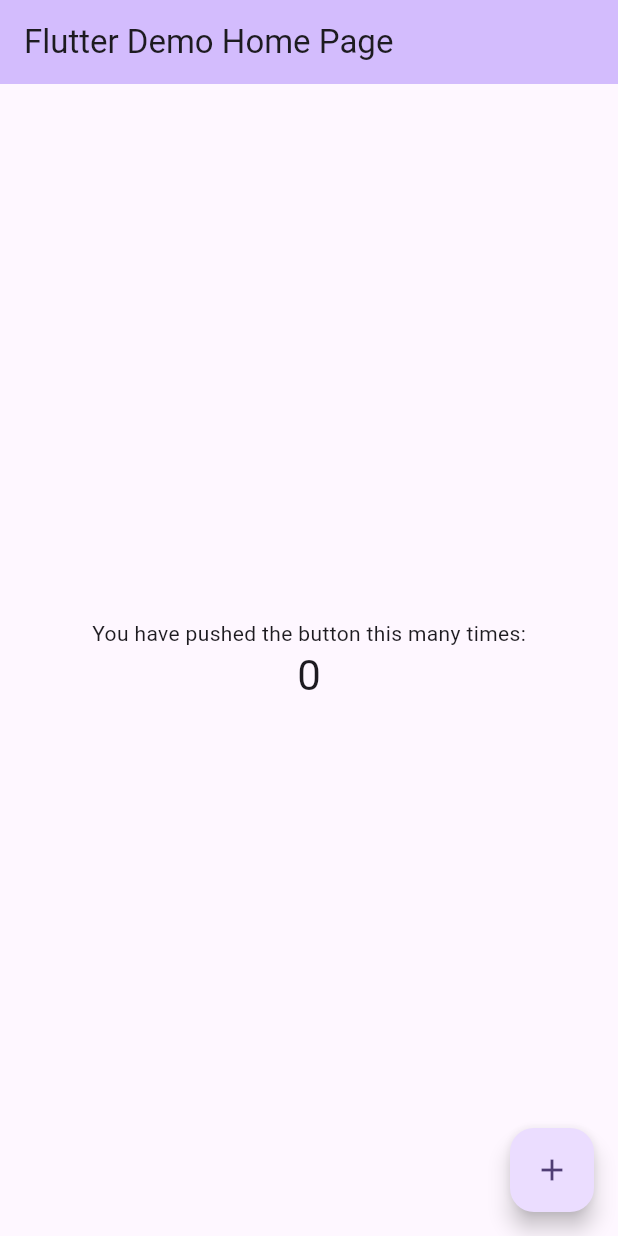
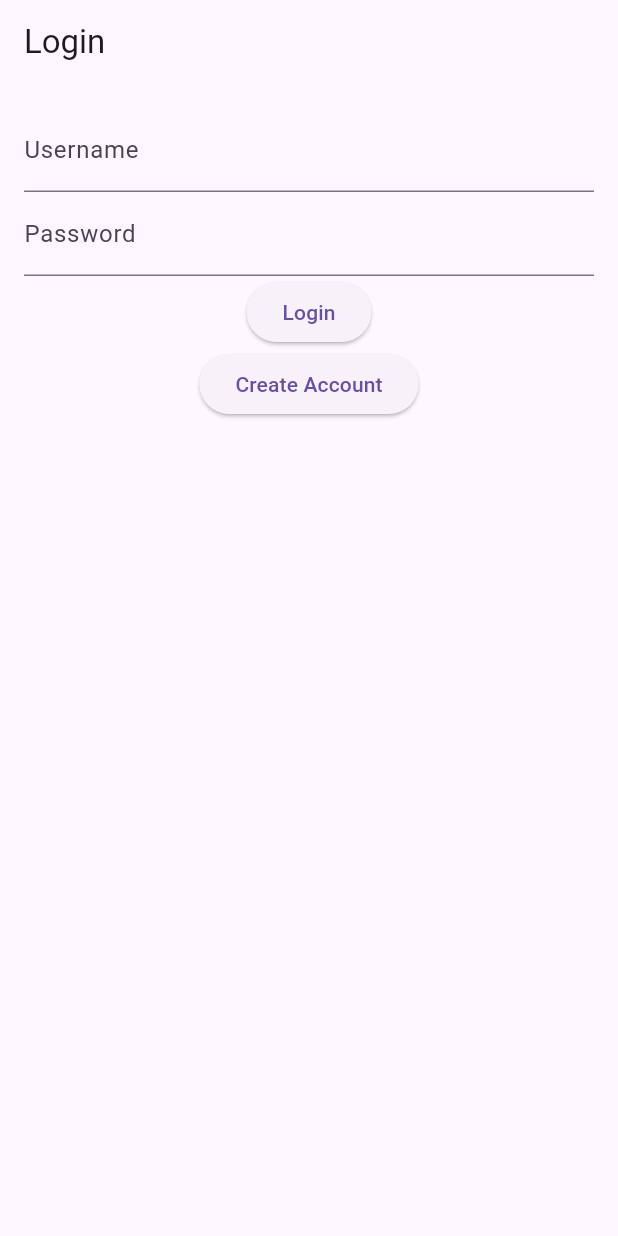
Before and after one commit to bwaobikeze/anime_watchlist_application, a Flutter app: the screen it shows after launch, on a phone screen of 412 x 824 dp. Run offline on Flutter 3.47's test engine with Material 3 defaults, Android fonts, the phone set to English and light mode, and no system bars; our stand-ins replace firebase_auth, firebase_core; accounts and stored records are empty.

Commit message:
created UI for login & Register as well as setup and configured Firebase

```diff
--- a/lib/main.dart
+++ b/lib/main.dart
@@ -1,125 +1,147 @@
 import 'package:flutter/material.dart';
+import 'package:firebase_core/firebase_core.dart';
+import 'firebase_options.dart';
+import 'package:firebase_auth/firebase_auth.dart';
 
-void main() {
-  runApp(const MyApp());
+//Main function to run the app
+Future<void> main() async{
+    WidgetsFlutterBinding.ensureInitialized();
+  await Firebase.initializeApp(
+    options: DefaultFirebaseOptions.currentPlatform,
+  );
+  runApp(const AnimeWatchlistApp());
+
+
 }
+//Main class for the app
+class AnimeWatchlistApp extends StatelessWidget {
+  const AnimeWatchlistApp({Key? key}) : super(key: key);
 
-class MyApp extends StatelessWidget {
-  const MyApp({super.key});
-
-  // This widget is the root of your application.
   @override
   Widget build(BuildContext context) {
     return MaterialApp(
-      title: 'Flutter Demo',
+      title: 'Anime Watchlist',
       theme: ThemeData(
-        // This is the theme of your application.
-        //
-        // TRY THIS: Try running your application with "flutter run". You'll see
-        // the application has a purple toolbar. Then, without quitting the app,
-        // try changing the seedColor in the colorScheme below to Colors.green
-        // and then invoke "hot reload" (save your changes or press the "hot
-        // reload" button in a Flutter-supported IDE, or press "r" if you used
-        // the command line to start the app).
-        //
-        // Notice that the counter didn't reset back to zero; the application
-        // state is not lost during the reload. To reset the state, use hot
-        // restart instead.
-        //
-        // This works for code too, not just values: Most code changes can be
-        // tested with just a hot reload.
-        colorScheme: ColorScheme.fromSeed(seedColor: Colors.deepPurple),
-        useMaterial3: true,
+        primarySwatch: Colors.blue,
       ),
-      home: const MyHomePage(title: 'Flutter Demo Home Page'),
+      home:LoginScreen(),
+    );
+  }
+
+}
+//Login screen
+  class LoginScreen extends StatelessWidget {
+    var username = '';
+    var password = '';
+
+    @override
+    Widget build(BuildContext context) {
+      return Scaffold(
+        appBar: AppBar(
+          title: const Text('Login'),
+        ),
+        body: const Center(
+          child: Padding(
+            padding: EdgeInsets.all(16.0),
+            child: LoginForm(),
+          ),
+        ),
+      );
+    }
+
+  }
+  //Login form
+  class LoginForm extends StatelessWidget {
+    const LoginForm({Key? key}) : super(key: key);
+
+    @override
+    Widget build(BuildContext context) {
+      return Column(
+        children: <Widget>[
+          TextFormField(
+            decoration: const InputDecoration(
+              labelText: 'Username',
+            ),
+            onChanged: (text) {
+              print('First text field: $text');
+            },
+          ),
+          TextFormField(
+            decoration: const InputDecoration(
+              labelText: 'Password',
+            ),
+            onChanged: (text) {
+              print('Second text field: $text');
+            },
+          ),
+          ElevatedButton(
+            onPressed: () {
+              print('Login button pressed');
+            },
+            child: const Text('Login'),
+          ),
+              ElevatedButton(
+            onPressed: () {
+              Navigator.push(context, MaterialPageRoute(builder: (context) => createAccount()));
+            },
+            child: const Text('Create Account'),
+          ),
+        ],
       );
     }
   }
-
-class MyHomePage extends StatefulWidget {
-  const MyHomePage({super.key, required this.title});
-
-  // This widget is the home page of your application. It is stateful, meaning
-  // that it has a State object (defined below) that contains fields that affect
-  // how it looks.
-
-  // This class is the configuration for the state. It holds the values (in this
-  // case the title) provided by the parent (in this case the App widget) and
-  // used by the build method of the State. Fields in a Widget subclass are
-  // always marked "final".
-
-  final String title;
-
-  @override
-  State<MyHomePage> createState() => _MyHomePageState();
-}
-
-class _MyHomePageState extends State<MyHomePage> {
-  int _counter = 0;
-
-  void _incrementCounter() {
-    setState(() {
-      // This call to setState tells the Flutter framework that something has
-      // changed in this State, which causes it to rerun the build method below
-      // so that the display can reflect the updated values. If we changed
-      // _counter without calling setState(), then the build method would not be
-      // called again, and so nothing would appear to happen.
-      _counter++;
-    });
-  }
+  //Create account screen
+  class createAccount extends StatelessWidget {
+    var username = '';
+    var password = '';
 
     @override
     Widget build(BuildContext context) {
-    // This method is rerun every time setState is called, for instance as done
-    // by the _incrementCounter method above.
-    //
-    // The Flutter framework has been optimized to make rerunning build methods
-    // fast, so that you can just rebuild anything that needs updating rather
-    // than having to individually change instances of widgets.
       return Scaffold(
         appBar: AppBar(
-        // TRY THIS: Try changing the color here to a specific color (to
-        // Colors.amber, perhaps?) and trigger a hot reload to see the AppBar
-        // change color while the other colors stay the same.
-        backgroundColor: Theme.of(context).colorScheme.inversePrimary,
-        // Here we take the value from the MyHomePage object that was created by
-        // the App.build method, and use it to set our appbar title.
-        title: Text(widget.title),
+          title: const Text('Create Account'),
         ),
-      body: Center(
-        // Center is a layout widget. It takes a single child and positions it
-        // in the middle of the parent.
-        child: Column(
-          // Column is also a layout widget. It takes a list of children and
-          // arranges them vertically. By default, it sizes itself to fit its
-          // children horizontally, and tries to be as tall as its parent.
-          //
-          // Column has various properties to control how it sizes itself and
-          // how it positions its children. Here we use mainAxisAlignment to
-          // center the children vertically; the main axis here is the vertical
-          // axis because Columns are vertical (the cross axis would be
-          // horizontal).
-          //
-          // TRY THIS: Invoke "debug painting" (choose the "Toggle Debug Paint"
-          // action in the IDE, or press "p" in the console), to see the
-          // wireframe for each widget.
-          mainAxisAlignment: MainAxisAlignment.center,
+        body: const Center(
+          child: Padding(
+            padding: EdgeInsets.all(16.0),
+            child: createAccountForm(),
+          ),
+        ),
+      );
+    }
+
+  }
+  //Create account form
+  class createAccountForm extends StatelessWidget {
+    const createAccountForm({Key? key}) : super(key: key);
+
+    @override
+    Widget build(BuildContext context) {
+      return Column(
         children: <Widget>[
-            const Text(
-              'You have pushed the button this many times:',
+          TextFormField(
+            decoration: const InputDecoration(
+              labelText: 'Username',
             ),
-            Text(
-              '$_counter',
-              style: Theme.of(context).textTheme.headlineMedium,
+            onChanged: (text) {
+              print('First text field: $text');
+            },
+          ),
+          TextFormField(
+            decoration: const InputDecoration(
+              labelText: 'Password',
+            ),
+            onChanged: (text) {
+              print('Second text field: $text');
+            },
+          ),
+          ElevatedButton(
+            onPressed: () {
+              print('Create Account button pressed');
+            },
+            child: const Text('Create Account'),
           ),
         ],
-        ),
-      ),
-      floatingActionButton: FloatingActionButton(
-        onPressed: _incrementCounter,
-        tooltip: 'Increment',
-        child: const Icon(Icons.add),
-      ), // This trailing comma makes auto-formatting nicer for build methods.
       );
     }
   }
--- a/pubspec.yaml
+++ b/pubspec.yaml
@@ -35,6 +35,9 @@ dependencies:
   # The following adds the Cupertino Icons font to your application.
   # Use with the CupertinoIcons class for iOS style icons.
   cupertino_icons: ^1.0.2
+  firebase_core: ^2.25.4
+  firebase_auth: ^4.17.4
+  cloud_firestore: ^4.15.4
 
 dev_dependencies:
   flutter_test:
```
Also changed, not shown: lib/firebase_options.dart (added), pubspec.lock, 10 other files. Lines whose indentation alone changed are shown as unchanged.
